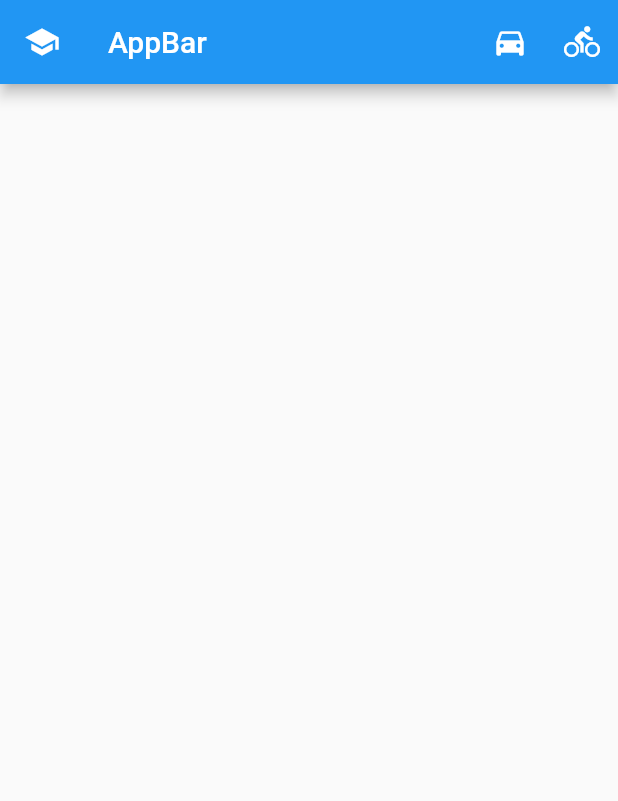
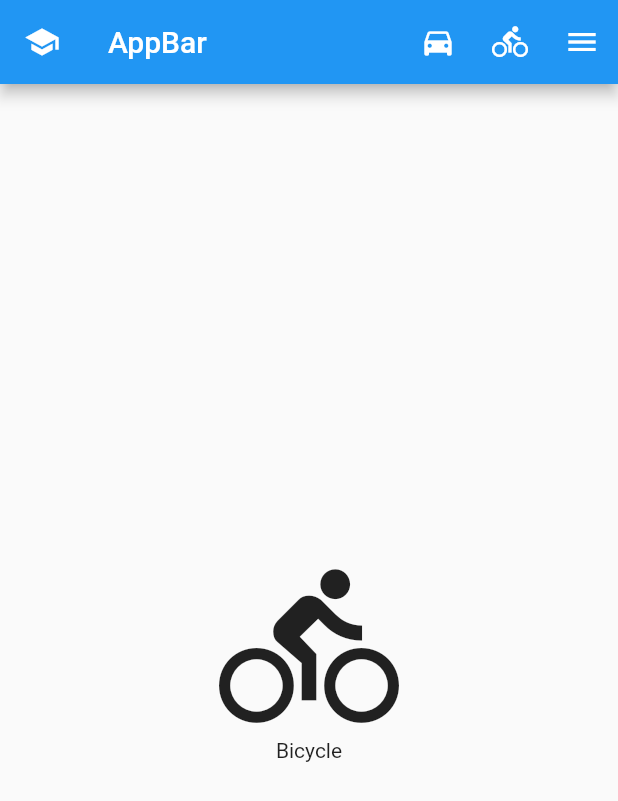
Before and after one commit to AUNG533/Basic_AppBar, a Flutter app: the screen it shows after launch, after a tap on the "directions bike" icon, on a phone screen of 412 x 824 dp. Shown: the top 801 px of the screen. Run offline on Flutter 3.47's test engine with Material 2 defaults, Android fonts, the phone set to English and light mode, and no system bars.

Commit message:
Select PopupMenu

```diff
--- a/lib/main.dart
+++ b/lib/main.dart
@@ -50,35 +50,66 @@ class MyHomePage extends StatefulWidget {
 }
 
 class _MyHomePageState extends State<MyHomePage> {
+  Choice _selectChoice = choices[0];
+
   @override
   Widget build(BuildContext context) {
     return Scaffold(
       appBar: AppBar(
-        // elevation: 50,
-        // titleSpacing: 150,
-        //centerTitle: true,
-        // titleTextStyle: const TextStyle(color: Colors.red, fontSize: 40),
-        // iconTheme: IconThemeData(color: Colors.red, size: 50),
         leading: Icon(Icons.school),
         title: Text(widget.title),
         actions: [
           _buildActionButton(choices[0]),
           _buildActionButton(choices[1]),
+          _buildPopupMenu(),
         ],
+      ),
+      body: Center(
+        child: Column(
+          mainAxisSize: MainAxisSize.min,
+          crossAxisAlignment: CrossAxisAlignment.center,
+          children: [
+            Icon(
+              _selectChoice.icon,
+              size: 120,
+            ),
+            Text(_selectChoice.title)
+          ],
+        ),
       ),
     );
   }
 
   Widget _buildActionButton(Choice item) {
     return IconButton(
-      onPressed: () {},
       icon: Icon(item.icon),
-      // iconSize: 40,
-      // color: Colors.green,
-      // highlightColor: Colors.red,
-      // splashColor: Colors.cyan,
-      // alignment: Alignment(-10, 0),
       tooltip: item.title,
+      onPressed: () {
+        _select(item);
+      },
+    );
+  }
+
+  void _select(Choice choice) {
+    setState(() {
+      _selectChoice = choice;
+    });
+  }
+
+  Widget _buildPopupMenu() {
+    return PopupMenuButton<Choice>(
+      itemBuilder: (context) {
+        return choices.skip(2).map((Choice choice) {
+          return PopupMenuItem<Choice>(
+              value: choice, child: Text(choice.title));
+        }).toList();
+      },
+      onSelected: _select,
+      icon: Icon(Icons.menu),
+      tooltip: "Menu",
+      onCanceled: () {
+        print("onCanceled");
+      },
     );
   }
 }
```
